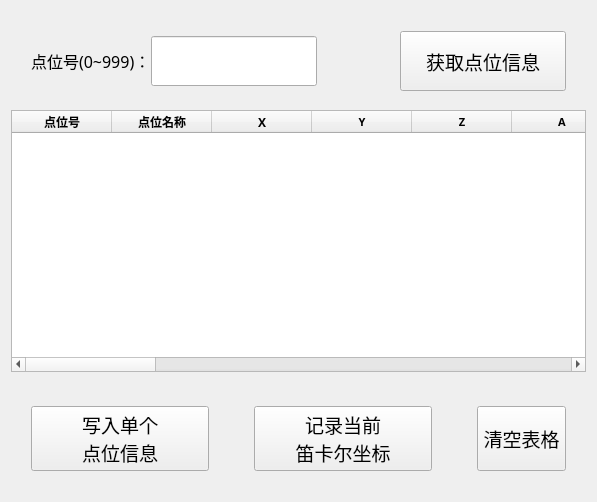
duanyifei777/TCPClint, file pointinfo.ui: the form before one commit.
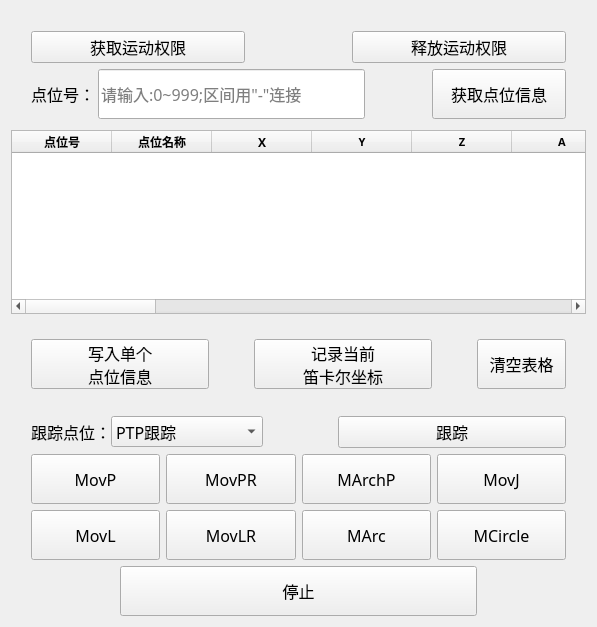
The form after the commit.

Commit message: 版本9（点位界面增加了手动跟踪及各种自动运动指令，）

```diff
--- a/pointinfo.ui
+++ b/pointinfo.ui
@@ -7,7 +7,7 @@
     <x>0</x>
     <y>0</y>
     <width>590</width>
-    <height>502</height>
+    <height>627</height>
    </rect>
   </property>
   <property name="sizePolicy">
@@ -21,7 +21,7 @@
   </property>
   <layout class="QGridLayout" name="gridLayout">
    <item row="0" column="0">
-    <layout class="QHBoxLayout" name="horizontalLayout_4" stretch="1,2,1,2">
+    <layout class="QHBoxLayout" name="horizontalLayout_8" stretch="2,1,2">
      <property name="spacing">
       <number>0</number>
      </property>
@@ -30,6 +30,61 @@
      </property>
      <property name="topMargin">
       <number>20</number>
+     </property>
+     <property name="rightMargin">
+      <number>20</number>
+     </property>
+     <item>
+      <widget class="QPushButton" name="motionACButton">
+       <property name="font">
+        <font>
+         <family>微软雅黑</family>
+         <pointsize>12</pointsize>
+        </font>
+       </property>
+       <property name="text">
+        <string>获取运动权限</string>
+       </property>
+      </widget>
+     </item>
+     <item>
+      <spacer name="horizontalSpacer_7">
+       <property name="orientation">
+        <enum>Qt::Horizontal</enum>
+       </property>
+       <property name="sizeHint" stdset="0">
+        <size>
+         <width>40</width>
+         <height>20</height>
+        </size>
+       </property>
+      </spacer>
+     </item>
+     <item>
+      <widget class="QPushButton" name="motionREButton">
+       <property name="font">
+        <font>
+         <family>微软雅黑</family>
+         <pointsize>12</pointsize>
+        </font>
+       </property>
+       <property name="text">
+        <string>释放运动权限</string>
+       </property>
+      </widget>
+     </item>
+    </layout>
+   </item>
+   <item row="1" column="0">
+    <layout class="QHBoxLayout" name="horizontalLayout_4" stretch="1,4,1,2">
+     <property name="spacing">
+      <number>0</number>
+     </property>
+     <property name="leftMargin">
+      <number>20</number>
+     </property>
+     <property name="topMargin">
+      <number>0</number>
      </property>
      <property name="rightMargin">
       <number>20</number>
@@ -58,7 +113,7 @@
         <string>&lt;html&gt;&lt;head/&gt;&lt;body&gt;&lt;p align=&quot;center&quot;&gt;&lt;br/&gt;&lt;/p&gt;&lt;/body&gt;&lt;/html&gt;</string>
        </property>
        <property name="text">
-        <string>&lt;html&gt;&lt;head/&gt;&lt;body&gt;&lt;p&gt;点位号(0~999)：&lt;/p&gt;&lt;/body&gt;&lt;/html&gt;</string>
+        <string>&lt;html&gt;&lt;head/&gt;&lt;body&gt;&lt;p&gt;点位号：&lt;/p&gt;&lt;/body&gt;&lt;/html&gt;</string>
        </property>
       </widget>
      </item>
@@ -82,6 +137,9 @@
          <pointsize>12</pointsize>
         </font>
        </property>
+       <property name="placeholderText">
+        <string>请输入:0~999;区间用&quot;-&quot;连接</string>
+       </property>
       </widget>
      </item>
      <item>
@@ -108,7 +166,7 @@
        <property name="minimumSize">
         <size>
          <width>0</width>
-         <height>60</height>
+         <height>50</height>
         </size>
        </property>
        <property name="maximumSize">
@@ -120,7 +178,7 @@
        <property name="font">
         <font>
          <family>微软雅黑</family>
-         <pointsize>14</pointsize>
+         <pointsize>12</pointsize>
         </font>
        </property>
        <property name="text">
@@ -130,7 +188,7 @@
      </item>
     </layout>
    </item>
-   <item row="1" column="0">
+   <item row="2" column="0">
     <spacer name="verticalSpacer_2">
      <property name="orientation">
       <enum>Qt::Vertical</enum>
@@ -146,7 +204,7 @@
      </property>
     </spacer>
    </item>
-   <item row="2" column="0">
+   <item row="3" column="0">
     <widget class="QTableWidget" name="pointInfoTable">
      <property name="sizePolicy">
       <sizepolicy hsizetype="Expanding" vsizetype="Expanding">
@@ -402,7 +460,7 @@
      </column>
     </widget>
    </item>
-   <item row="3" column="0">
+   <item row="4" column="0">
     <spacer name="verticalSpacer_3">
      <property name="orientation">
       <enum>Qt::Vertical</enum>
@@ -418,7 +476,7 @@
      </property>
     </spacer>
    </item>
-   <item row="4" column="0">
+   <item row="5" column="0">
     <layout class="QHBoxLayout" name="horizontalLayout_2" stretch="4,1,4,1,2">
      <property name="spacing">
       <number>0</number>
@@ -443,7 +501,7 @@
        <property name="minimumSize">
         <size>
          <width>0</width>
-         <height>60</height>
+         <height>50</height>
         </size>
        </property>
        <property name="maximumSize">
@@ -455,7 +513,7 @@
        <property name="font">
         <font>
          <family>微软雅黑</family>
-         <pointsize>14</pointsize>
+         <pointsize>12</pointsize>
         </font>
        </property>
        <property name="text">
@@ -491,7 +549,7 @@
        <property name="minimumSize">
         <size>
          <width>0</width>
-         <height>60</height>
+         <height>50</height>
         </size>
        </property>
        <property name="maximumSize">
@@ -503,7 +561,7 @@
        <property name="font">
         <font>
          <family>微软雅黑</family>
-         <pointsize>14</pointsize>
+         <pointsize>12</pointsize>
         </font>
        </property>
        <property name="text">
@@ -536,7 +594,7 @@
        <property name="minimumSize">
         <size>
          <width>0</width>
-         <height>60</height>
+         <height>50</height>
         </size>
        </property>
        <property name="maximumSize">
@@ -548,7 +606,7 @@
        <property name="font">
         <font>
          <family>微软雅黑</family>
-         <pointsize>14</pointsize>
+         <pointsize>12</pointsize>
         </font>
        </property>
        <property name="text">
@@ -558,6 +616,409 @@
      </item>
     </layout>
    </item>
+   <item row="6" column="0">
+    <spacer name="verticalSpacer_4">
+     <property name="orientation">
+      <enum>Qt::Vertical</enum>
+     </property>
+     <property name="sizeType">
+      <enum>QSizePolicy::Preferred</enum>
+     </property>
+     <property name="sizeHint" stdset="0">
+      <size>
+       <width>348</width>
+       <height>9</height>
+      </size>
+     </property>
+    </spacer>
+   </item>
+   <item row="7" column="0">
+    <layout class="QHBoxLayout" name="horizontalLayout" stretch="1,2,1,3">
+     <property name="spacing">
+      <number>0</number>
+     </property>
+     <property name="leftMargin">
+      <number>20</number>
+     </property>
+     <property name="rightMargin">
+      <number>20</number>
+     </property>
+     <item>
+      <widget class="QLabel" name="label_2">
+       <property name="sizePolicy">
+        <sizepolicy hsizetype="Preferred" vsizetype="Preferred">
+         <horstretch>0</horstretch>
+         <verstretch>0</verstretch>
+        </sizepolicy>
+       </property>
+       <property name="minimumSize">
+        <size>
+         <width>0</width>
+         <height>0</height>
+        </size>
+       </property>
+       <property name="font">
+        <font>
+         <family>微软雅黑</family>
+         <pointsize>12</pointsize>
+        </font>
+       </property>
+       <property name="toolTip">
+        <string>&lt;html&gt;&lt;head/&gt;&lt;body&gt;&lt;p align=&quot;center&quot;&gt;&lt;br/&gt;&lt;/p&gt;&lt;/body&gt;&lt;/html&gt;</string>
+       </property>
+       <property name="text">
+        <string>&lt;html&gt;&lt;head/&gt;&lt;body&gt;&lt;p&gt;跟踪点位：&lt;/p&gt;&lt;/body&gt;&lt;/html&gt;</string>
+       </property>
+      </widget>
+     </item>
+     <item>
+      <widget class="QComboBox" name="trackcomboBox">
+       <property name="font">
+        <font>
+         <family>微软雅黑</family>
+         <pointsize>12</pointsize>
+        </font>
+       </property>
+       <item>
+        <property name="text">
+         <string>PTP跟踪</string>
+        </property>
+       </item>
+       <item>
+        <property name="text">
+         <string>直线跟踪</string>
+        </property>
+       </item>
+      </widget>
+     </item>
+     <item>
+      <spacer name="horizontalSpacer_5">
+       <property name="orientation">
+        <enum>Qt::Horizontal</enum>
+       </property>
+       <property name="sizeHint" stdset="0">
+        <size>
+         <width>40</width>
+         <height>20</height>
+        </size>
+       </property>
+      </spacer>
+     </item>
+     <item>
+      <widget class="QPushButton" name="trackButton">
+       <property name="font">
+        <font>
+         <family>微软雅黑</family>
+         <pointsize>12</pointsize>
+        </font>
+       </property>
+       <property name="text">
+        <string>跟踪</string>
+       </property>
+      </widget>
+     </item>
+    </layout>
+   </item>
+   <item row="8" column="0">
+    <spacer name="verticalSpacer_5">
+     <property name="orientation">
+      <enum>Qt::Vertical</enum>
+     </property>
+     <property name="sizeType">
+      <enum>QSizePolicy::Preferred</enum>
+     </property>
+     <property name="sizeHint" stdset="0">
+      <size>
+       <width>528</width>
+       <height>8</height>
+      </size>
+     </property>
+    </spacer>
+   </item>
+   <item row="9" column="0">
+    <layout class="QHBoxLayout" name="horizontalLayout_3">
+     <property name="leftMargin">
+      <number>20</number>
+     </property>
+     <property name="rightMargin">
+      <number>20</number>
+     </property>
+     <item>
+      <widget class="QPushButton" name="movePButton">
+       <property name="sizePolicy">
+        <sizepolicy hsizetype="Preferred" vsizetype="Minimum">
+         <horstretch>0</horstretch>
+         <verstretch>0</verstretch>
+        </sizepolicy>
+       </property>
+       <property name="minimumSize">
+        <size>
+         <width>0</width>
+         <height>50</height>
+        </size>
+       </property>
+       <property name="font">
+        <font>
+         <family>微软雅黑</family>
+         <pointsize>12</pointsize>
+        </font>
+       </property>
+       <property name="text">
+        <string>MovP</string>
+       </property>
+      </widget>
+     </item>
+     <item>
+      <widget class="QPushButton" name="movPRButton">
+       <property name="sizePolicy">
+        <sizepolicy hsizetype="Preferred" vsizetype="Minimum">
+         <horstretch>0</horstretch>
+         <verstretch>0</verstretch>
+        </sizepolicy>
+       </property>
+       <property name="minimumSize">
+        <size>
+         <width>0</width>
+         <height>50</height>
+        </size>
+       </property>
+       <property name="font">
+        <font>
+         <family>微软雅黑</family>
+         <pointsize>12</pointsize>
+        </font>
+       </property>
+       <property name="text">
+        <string>MovPR</string>
+       </property>
+      </widget>
+     </item>
+     <item>
+      <widget class="QPushButton" name="marchPButton">
+       <property name="sizePolicy">
+        <sizepolicy hsizetype="Preferred" vsizetype="Minimum">
+         <horstretch>0</horstretch>
+         <verstretch>0</verstretch>
+        </sizepolicy>
+       </property>
+       <property name="minimumSize">
+        <size>
+         <width>0</width>
+         <height>50</height>
+        </size>
+       </property>
+       <property name="font">
+        <font>
+         <family>微软雅黑</family>
+         <pointsize>12</pointsize>
+        </font>
+       </property>
+       <property name="text">
+        <string>MArchP</string>
+       </property>
+      </widget>
+     </item>
+     <item>
+      <widget class="QPushButton" name="movJButton">
+       <property name="sizePolicy">
+        <sizepolicy hsizetype="Preferred" vsizetype="Minimum">
+         <horstretch>0</horstretch>
+         <verstretch>0</verstretch>
+        </sizepolicy>
+       </property>
+       <property name="minimumSize">
+        <size>
+         <width>0</width>
+         <height>50</height>
+        </size>
+       </property>
+       <property name="font">
+        <font>
+         <family>微软雅黑</family>
+         <pointsize>12</pointsize>
+        </font>
+       </property>
+       <property name="text">
+        <string>MovJ</string>
+       </property>
+      </widget>
+     </item>
+    </layout>
+   </item>
+   <item row="10" column="0">
+    <layout class="QHBoxLayout" name="horizontalLayout_5">
+     <property name="leftMargin">
+      <number>20</number>
+     </property>
+     <property name="rightMargin">
+      <number>20</number>
+     </property>
+     <item>
+      <widget class="QPushButton" name="moveLButton">
+       <property name="sizePolicy">
+        <sizepolicy hsizetype="Preferred" vsizetype="Minimum">
+         <horstretch>0</horstretch>
+         <verstretch>0</verstretch>
+        </sizepolicy>
+       </property>
+       <property name="minimumSize">
+        <size>
+         <width>0</width>
+         <height>50</height>
+        </size>
+       </property>
+       <property name="font">
+        <font>
+         <family>微软雅黑</family>
+         <pointsize>12</pointsize>
+        </font>
+       </property>
+       <property name="text">
+        <string>MovL</string>
+       </property>
+      </widget>
+     </item>
+     <item>
+      <widget class="QPushButton" name="moveLRButton">
+       <property name="sizePolicy">
+        <sizepolicy hsizetype="Preferred" vsizetype="Minimum">
+         <horstretch>0</horstretch>
+         <verstretch>0</verstretch>
+        </sizepolicy>
+       </property>
+       <property name="minimumSize">
+        <size>
+         <width>0</width>
+         <height>50</height>
+        </size>
+       </property>
+       <property name="font">
+        <font>
+         <family>微软雅黑</family>
+         <pointsize>12</pointsize>
+        </font>
+       </property>
+       <property name="text">
+        <string>MovLR</string>
+       </property>
+      </widget>
+     </item>
+     <item>
+      <widget class="QPushButton" name="marcButton">
+       <property name="sizePolicy">
+        <sizepolicy hsizetype="Preferred" vsizetype="Minimum">
+         <horstretch>0</horstretch>
+         <verstretch>0</verstretch>
+        </sizepolicy>
+       </property>
+       <property name="minimumSize">
+        <size>
+         <width>0</width>
+         <height>50</height>
+        </size>
+       </property>
+       <property name="font">
+        <font>
+         <family>微软雅黑</family>
+         <pointsize>12</pointsize>
+        </font>
+       </property>
+       <property name="text">
+        <string>MArc</string>
+       </property>
+      </widget>
+     </item>
+     <item>
+      <widget class="QPushButton" name="mcircleButton">
+       <property name="sizePolicy">
+        <sizepolicy hsizetype="Preferred" vsizetype="Minimum">
+         <horstretch>0</horstretch>
+         <verstretch>0</verstretch>
+        </sizepolicy>
+       </property>
+       <property name="minimumSize">
+        <size>
+         <width>0</width>
+         <height>50</height>
+        </size>
+       </property>
+       <property name="font">
+        <font>
+         <family>微软雅黑</family>
+         <pointsize>12</pointsize>
+        </font>
+       </property>
+       <property name="text">
+        <string>MCircle</string>
+       </property>
+      </widget>
+     </item>
+    </layout>
+   </item>
+   <item row="11" column="0">
+    <layout class="QHBoxLayout" name="horizontalLayout_7" stretch="1,4,1">
+     <property name="spacing">
+      <number>0</number>
+     </property>
+     <property name="leftMargin">
+      <number>20</number>
+     </property>
+     <property name="rightMargin">
+      <number>20</number>
+     </property>
+     <item>
+      <spacer name="horizontalSpacer_4">
+       <property name="orientation">
+        <enum>Qt::Horizontal</enum>
+       </property>
+       <property name="sizeHint" stdset="0">
+        <size>
+         <width>40</width>
+         <height>20</height>
+        </size>
+       </property>
+      </spacer>
+     </item>
+     <item>
+      <widget class="QPushButton" name="stopButton">
+       <property name="sizePolicy">
+        <sizepolicy hsizetype="Preferred" vsizetype="Minimum">
+         <horstretch>0</horstretch>
+         <verstretch>0</verstretch>
+        </sizepolicy>
+       </property>
+       <property name="minimumSize">
+        <size>
+         <width>0</width>
+         <height>50</height>
+        </size>
+       </property>
+       <property name="font">
+        <font>
+         <family>微软雅黑</family>
+         <pointsize>12</pointsize>
+        </font>
+       </property>
+       <property name="text">
+        <string>停止</string>
+       </property>
+      </widget>
+     </item>
+     <item>
+      <spacer name="horizontalSpacer_6">
+       <property name="orientation">
+        <enum>Qt::Horizontal</enum>
+       </property>
+       <property name="sizeHint" stdset="0">
+        <size>
+         <width>40</width>
+         <height>20</height>
+        </size>
+       </property>
+      </spacer>
+     </item>
+    </layout>
+   </item>
   </layout>
  </widget>
  <resources/>
```
The commit also changes 17 other files.
